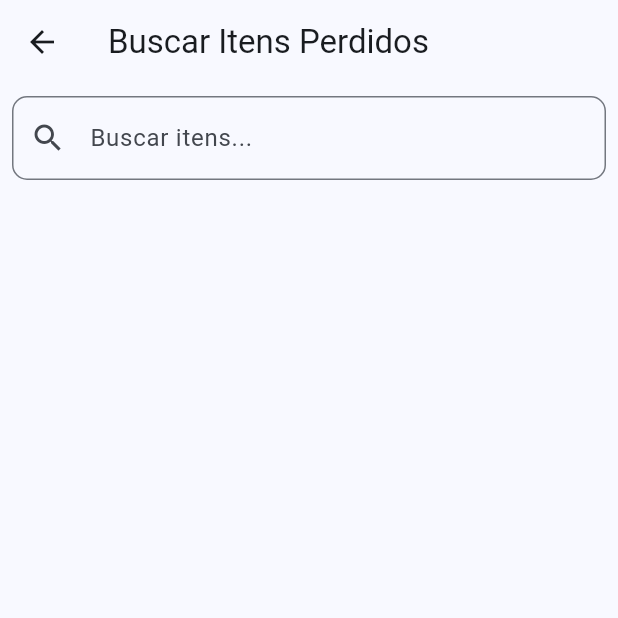
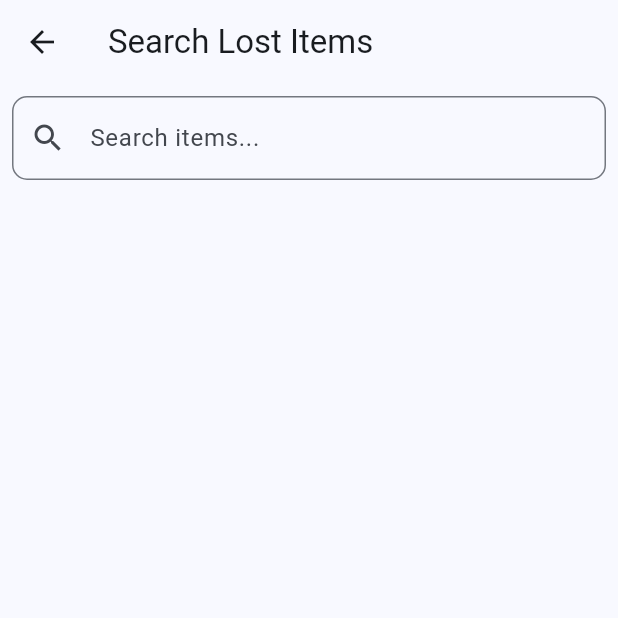
Before and after one commit to Igor-Ueno/devmovel_lostandfound, a Flutter app: the SearchScreen screen opened directly, on a phone screen of 412 x 824 dp, the top half of it. Run offline on Flutter 3.47's test engine with Material 3 defaults, Android fonts, the phone set to English and light mode, and no system bars; our stand-ins replace cached_network_image; network calls fail.

Commit message:
internacionalização pagina de posts e barra de ferramentas

```diff
--- /dev/null
+++ b/lib/l10n/intl_en.arb
@@ -0,0 +1,14 @@
+{
+    "todos_os_itens_perdidos": "All Lost Items",
+    "nenhum_item_encontrado": "No items found",
+    "buscar_itens_perdidos": "Search Lost Items",
+    "buscar_itens": "Search items...",
+    "error_searching_items": "Error searching items: {error}",
+    "homePageTitle": "Home Page",
+    "allPosts": "All Posts",
+    "searchPost": "Search Post",
+    "createPost": "Create Post",
+    "account": "Account"
+
+
+}
--- a/lib/lost_items_screen.dart
+++ b/lib/lost_items_screen.dart
@@ -1,4 +1,5 @@
 import 'package:flutter/material.dart';
+import 'generated/l10n.dart';
 import '../services/posts_service.dart';
 import '../models/lost_item.dart';
 import '../widgets/lost_item_adapter.dart';
@@ -21,7 +22,7 @@ class _LostItemsScreenState extends State<LostItemsScreen> {
   Widget build(BuildContext context) {
     return Scaffold(
       appBar: AppBar(
-        title: Text('Todos os itens perdidos'),
+        title: Text(S.of(context).todos_os_itens_perdidos),
       ),
       body: FutureBuilder<List<LostItem>>(
         future: futureLostItems,
@@ -31,7 +32,7 @@ class _LostItemsScreenState extends State<LostItemsScreen> {
           } else if (snapshot.hasError) {
             return Center(child: Text('Error: ${snapshot.error}'));
           } else if (!snapshot.hasData || snapshot.data!.isEmpty) {
-            return Center(child: Text('Nenhum item encontrado'));
+            return Center(child: Text(S.of(context).nenhum_item_encontrado));
           } else {
             return LostItemAdapter(lostItems: snapshot.data!);
           }
--- a/lib/search_post_page.dart
+++ b/lib/search_post_page.dart
@@ -1,4 +1,5 @@
 import 'package:flutter/material.dart';
+import 'generated/l10n.dart'; // Importa a classe gerada para localização
 import '../services/posts_service.dart';
 import '../models/lost_item.dart';
 import '../widgets/lost_item_adapter.dart';
@@ -30,7 +31,7 @@ class _SearchScreenState extends State<SearchScreen> {
         isLoading = false; // Oculta o indicador de carregamento em caso de erro
       });
       ScaffoldMessenger.of(context).showSnackBar(
-        SnackBar(content: Text("Erro ao buscar itens: ${e.toString()}")),
+        SnackBar(content: Text(S.of(context).error_searching_items(e.toString()))),
       );
     }
   }
@@ -39,7 +40,7 @@ class _SearchScreenState extends State<SearchScreen> {
   Widget build(BuildContext context) {
     return Scaffold(
       appBar: AppBar(
-        title: Text('Buscar Itens Perdidos'),
+        title: Text(S.of(context).buscar_itens_perdidos),
       ),
       body: Column(
         children: [
@@ -49,7 +50,7 @@ class _SearchScreenState extends State<SearchScreen> {
             child: TextField(
               controller: searchController,
               decoration: InputDecoration(
-                hintText: 'Buscar itens...',
+                hintText: S.of(context).buscar_itens,
                 prefixIcon: Icon(Icons.search),
                 border: OutlineInputBorder(
                   borderRadius: BorderRadius.circular(10),
--- a/pubspec.yaml
+++ b/pubspec.yaml
@@ -31,6 +31,9 @@ dependencies:
   flutter:
     sdk: flutter
   http: ^1.2.2
+  flutter_localizations:
+    sdk: flutter
+  intl: ^0.19.0
   cached_network_image: ^3.1.0
 
   # The following adds the Cupertino Icons font to your application.
@@ -40,6 +43,7 @@ dependencies:
 dev_dependencies:
   flutter_test:
     sdk: flutter
+  intl_utils: ^2.6.0
 
 
   # The "flutter_lints" package below contains a set of recommended lints to
```
Also changed, not shown: lib/app.dart (+15 -20 lines), lib/homepage.dart (+8 -74 lines), lib/l10n/intl_pt.arb (added, +12 -0 lines), lib/generated/intl/messages_all.dart (added), lib/generated/intl/messages_en.dart (added), lib/generated/intl/messages_pt.dart (added), lib/generated/l10n.dart (added), pubspec.lock.
